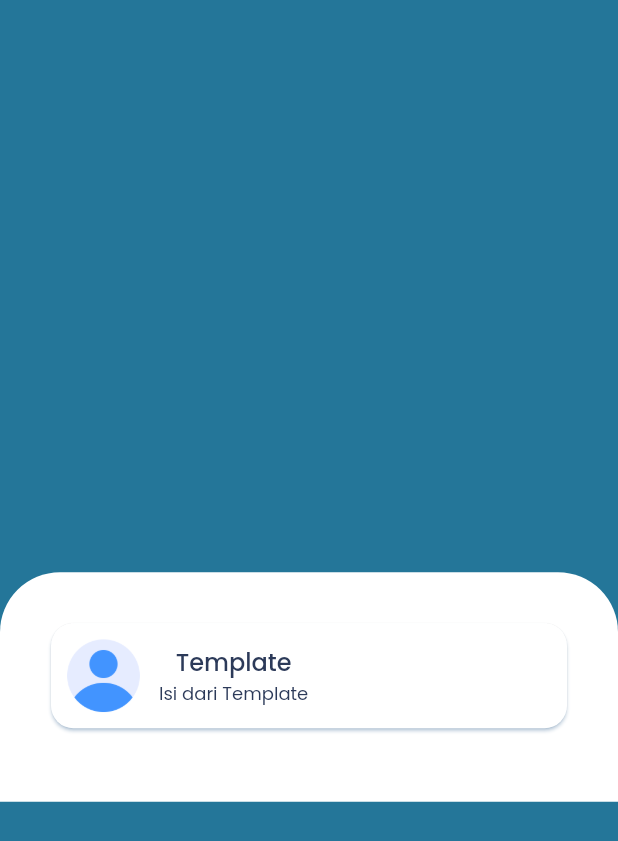
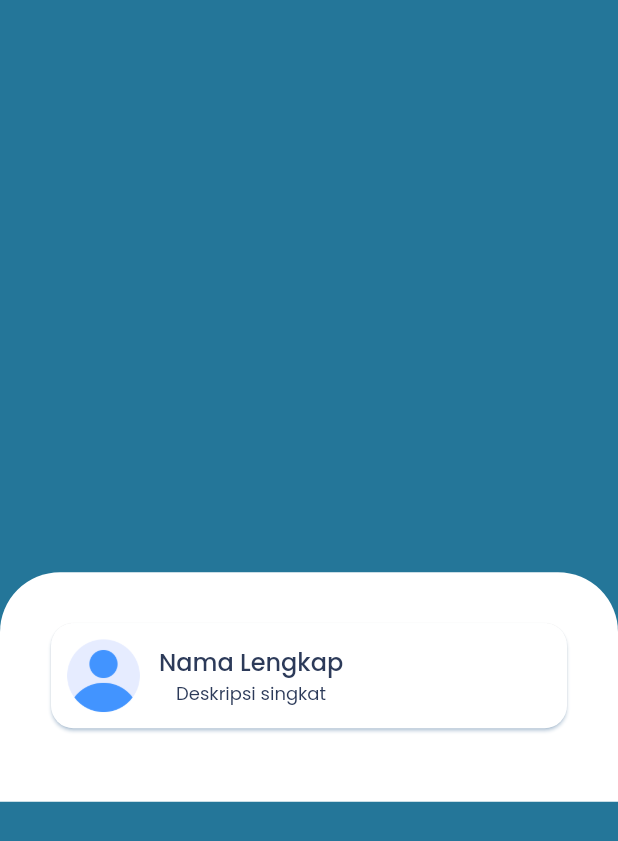
Before and after one commit to safitri02/Itc-Profile, a Flutter app: the HomePage screen opened directly, on a phone screen of 412 x 824 dp. Shown: the top 841 px of the screen. Run offline on Flutter 3.47's test engine with Material 2 defaults, Android fonts, the phone set to English and light mode, and no system bars.

Commit message:
fix error

```diff
--- a/lib/pages/home_page.dart
+++ b/lib/pages/home_page.dart
@@ -1,5 +1,5 @@
+import 'package:flutter/material.dart';
 import 'package:itc_puzzle/theme.dart';
-import 'package:flutter/material.dart';
 
 class HomePage extends StatelessWidget {
   const HomePage({Key? key}) : super(key: key);
@@ -40,7 +40,7 @@ class HomePage extends StatelessWidget {
                   child: Column(
                     crossAxisAlignment: CrossAxisAlignment.start,
                     children: [
-                      buildCard("nama", "Template", "Isi dari Template"),
+                      buildCard("nama", "Nama Lengkap", "Deskripsi singkat"),
                       SizedBox(
                         height: 15,
                       ),
--- a/lib/pages/splash.dart
+++ b/lib/pages/splash.dart
@@ -1,6 +1,6 @@
 import 'package:flutter/material.dart';
+import 'home_page.dart';
 import 'package:itc_puzzle/theme.dart';
-import 'home_page.dart';
 
 class Splash extends StatelessWidget {
   const Splash({Key? key}) : super(key: key);
```
Also changed, not shown: pubspec.lock.
